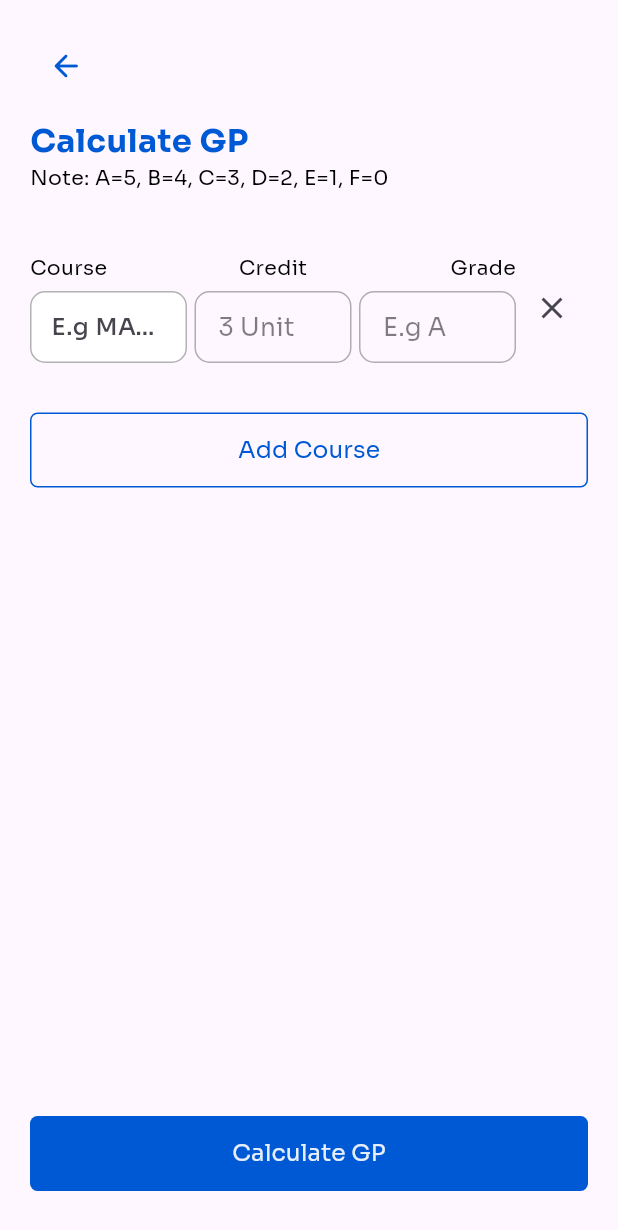
After one commit to sam-shot/cgpa_calculator, a Flutter app: the HomeView screen opened directly, after a tap on "Calculate GP", on a phone screen of 412 x 824 dp. The commit adds this screen. Shown: the top 1230 px of the screen. Run offline on Flutter 3.47's test engine with Material 3 defaults, Android fonts, the phone set to English and light mode, and no system bars; our stand-ins replace flutter_riverpod, flutter_screenutil, gap, google_fonts.

Commit message:
feat: update

```diff
--- a/lib/main.dart
+++ b/lib/main.dart
@@ -1,10 +1,11 @@
 import 'package:cgpa_calculator/ui/views/splash/splash_view.dart';
 import 'package:flutter/material.dart';
+import 'package:flutter_riverpod/flutter_riverpod.dart';
 import 'package:flutter_screenutil/flutter_screenutil.dart';
 import 'package:google_fonts/google_fonts.dart';
 
 void main() {
-  runApp(const MyApp());
+  runApp(const ProviderScope(child: MyApp()));
 }
 
 class MyApp extends StatelessWidget {
--- a/lib/ui/views/components/input.dart
+++ b/lib/ui/components/input.dart
@@ -16,6 +16,7 @@ class AppTextField extends ConsumerStatefulWidget {
   final bool isPassword;
   final Widget? suffix;
   final Widget? prefix;
+  final TextCapitalization? capitalization;
   final FocusNode? focusNode;
   final TextInputType? keyboardType;
   final Function(String)? onChanged;
@@ -39,6 +40,7 @@ class AppTextField extends ConsumerStatefulWidget {
     this.onChanged,
     this.keyboardType,
     this.maxLength,
+    this.capitalization,
     this.maxLines,
     this.minLines,
     this.radius,
@@ -62,6 +64,7 @@ class _AppTextFieldState extends ConsumerState<AppTextField> {
       enabled: !widget.isDisabled,
       onTap: widget.onTap,
       focusNode: widget.focusNode,
+      textCapitalization: widget.capitalization ?? (TextCapitalization.none),
       maxLines: checkIfPassword ? 1 : widget.maxLines ?? 1,
       style: widget.isDisabled
           ? AppTextStyles.medium(16)
@@ -84,8 +87,13 @@ class _AppTextFieldState extends ConsumerState<AppTextField> {
           filled: true,
           fillColor: AppColors.white,
           enabledBorder: OutlineInputBorder(
-            borderSide: BorderSide.none,
-            borderRadius: BorderRadius.circular(widget.radius ?? 10),
+            borderSide: BorderSide(
+              color: AppColors.black.withOpacity(.3),
+              width: 1,
+            ),
+            borderRadius: BorderRadius.circular(
+              widget.radius ?? 10,
+            ),
           ),
           border: OutlineInputBorder(
             borderSide: const BorderSide(
--- a/lib/ui/styles/typography.dart
+++ b/lib/ui/styles/typography.dart
@@ -18,4 +18,19 @@ class AppTextStyles {
         fontSize: size.sp.toDouble(),
         fontWeight: FontWeight.w500,
       );
+  static normalB(num size) => TextStyle(
+        color: AppColors.black,
+        fontSize: size.sp.toDouble(),
+        fontWeight: FontWeight.normal,
+      );
+  static boldB(num size) => TextStyle(
+        color: AppColors.black,
+        fontSize: size.sp.toDouble(),
+        fontWeight: FontWeight.w700,
+      );
+  static mediumB(num size) => TextStyle(
+        color: AppColors.black,
+        fontSize: size.sp.toDouble(),
+        fontWeight: FontWeight.w500,
+      );
 }
--- a/lib/ui/views/auth/auth_view.dart
+++ b/lib/ui/views/auth/auth_view.dart
@@ -3,7 +3,7 @@ import 'package:cgpa_calculator/core/extensions/string.extensions.dart';
 import 'package:cgpa_calculator/ui/styles/colors.dart';
 import 'package:cgpa_calculator/ui/views/auth/login_view.dart';
 import 'package:cgpa_calculator/ui/views/auth/signup_view.dart';
-import 'package:cgpa_calculator/ui/views/components/button.dart';
+import 'package:cgpa_calculator/ui/components/button.dart';
 import 'package:flutter/material.dart';
 import 'package:flutter_screenutil/flutter_screenutil.dart';
 import 'package:gap/gap.dart';
--- a/lib/ui/views/auth/login_view.dart
+++ b/lib/ui/views/auth/login_view.dart
@@ -2,8 +2,8 @@ import 'package:cgpa_calculator/core/extensions/context.extensions.dart';
 import 'package:cgpa_calculator/ui/styles/colors.dart';
 import 'package:cgpa_calculator/ui/styles/typography.dart';
 import 'package:cgpa_calculator/ui/views/bottom_nav/bottom_nav.dart';
-import 'package:cgpa_calculator/ui/views/components/button.dart';
-import 'package:cgpa_calculator/ui/views/components/input.dart';
+import 'package:cgpa_calculator/ui/components/button.dart';
+import 'package:cgpa_calculator/ui/components/input.dart';
 import 'package:flutter/material.dart';
 import 'package:gap/gap.dart';
 
--- a/lib/ui/views/auth/signup_view.dart
+++ b/lib/ui/views/auth/signup_view.dart
@@ -1,8 +1,8 @@
 import 'package:cgpa_calculator/core/extensions/context.extensions.dart';
 import 'package:cgpa_calculator/ui/styles/colors.dart';
 import 'package:cgpa_calculator/ui/styles/typography.dart';
-import 'package:cgpa_calculator/ui/views/components/button.dart';
-import 'package:cgpa_calculator/ui/views/components/input.dart';
+import 'package:cgpa_calculator/ui/components/button.dart';
+import 'package:cgpa_calculator/ui/components/input.dart';
 import 'package:flutter/material.dart';
 import 'package:gap/gap.dart';
 
--- /dev/null
+++ b/lib/ui/views/calculate_gp/calculate_gp_view.dart
@@ -0,0 +1,251 @@
+import 'package:cgpa_calculator/core/extensions/context.extensions.dart';
+import 'package:cgpa_calculator/ui/components/button.dart';
+import 'package:cgpa_calculator/ui/components/input.dart';
+import 'package:cgpa_calculator/ui/styles/colors.dart';
+import 'package:cgpa_calculator/ui/styles/typography.dart';
+import 'package:cgpa_calculator/ui/views/calculate_gp/gp_provider.dart';
+import 'package:flutter/material.dart';
+import 'package:flutter_riverpod/flutter_riverpod.dart';
+import 'package:gap/gap.dart';
+
+class CalculateGPView extends ConsumerWidget {
+  const CalculateGPView({super.key});
+
+  @override
+  Widget build(BuildContext context, WidgetRef ref) {
+    return Scaffold(
+      body: SafeArea(
+        child: Padding(
+          padding: const EdgeInsets.symmetric(horizontal: 20),
+          child: Column(
+            crossAxisAlignment: CrossAxisAlignment.start,
+            children: [
+              const Gap(20),
+              IconButton(
+                onPressed: () => context.pop(),
+                icon: const Icon(
+                  Icons.arrow_back_rounded,
+                  color: AppColors.primary,
+                ),
+              ),
+              const Gap(10),
+              Text(
+                "Calculate GP",
+                style: AppTextStyles.bold(22).copyWith(
+                  color: AppColors.primary,
+                ),
+              ),
+              Text(
+                "Note: A=5, B=4, C=3, D=2, E=1, F=0",
+                style: AppTextStyles.normalB(14),
+              ),
+              const Gap(40),
+              ref.watch(gpController).when(
+                    data: (data) => Expanded(
+                      child: SingleChildScrollView(
+                        child: Column(
+                          children: [
+                            ...data.map((e) => Padding(
+                                  padding: const EdgeInsets.only(bottom: 13),
+                                  child:
+                                      GradeRow(data: e, index: data.indexOf(e)),
+                                )),
+                            const Gap(20),
+                            AppButton(
+                              text: "Add Course",
+                              type: ButtonType.outlined,
+                              color: AppColors.primary,
+                              onPressed: () =>
+                                  ref.read(gpController.notifier).addCourse(),
+                            ),
+                          ],
+                        ),
+                      ),
+                    ),
+                    error: (error, stackTrace) => const Text("data"),
+                    loading: () => const Text("data"),
+                  ),
+              const Gap(20),
+              AppButton(
+                text: "Calculate GP",
+                onPressed: () {},
+              ),
+              const Gap(30),
+            ],
+          ),
+        ),
+      ),
+    );
+  }
+}
+
+class GradeRow extends ConsumerStatefulWidget {
+  final Map<String, dynamic> data;
+  final int index;
+
+  const GradeRow({
+    super.key,
+    required this.data,
+    required this.index,
+  });
+
+  @override
+  ConsumerState<GradeRow> createState() => _GradeRowState();
+}
+
+class _GradeRowState extends ConsumerState<GradeRow> {
+  late TextEditingController course;
+  int? credit;
+  String? grade;
+  @override
+  void initState() {
+    super.initState();
+    course = TextEditingController(text: widget.data['course'] ?? '');
+  }
+
+  @override
+  Widget build(BuildContext context) {
+    return Row(
+      crossAxisAlignment: CrossAxisAlignment.center,
+      children: [
+        Expanded(
+          child: Column(
+            crossAxisAlignment: CrossAxisAlignment.start,
+            children: [
+              Text(
+                "Course",
+                style: AppTextStyles.normalB(14),
+              ),
+              const Gap(5),
+              AppTextField(
+                controller: course,
+                hint: "E.g MAT 113",
+                capitalization: TextCapitalization.characters,
+                onChanged: (e) {
+                  ref.read(gpController.notifier).updateCourse(widget.index, e);
+                },
+              ),
+            ],
+          ),
+        ),
+        const Gap(5),
+        Expanded(
+          child: Column(
+            children: [
+              Text(
+                "Credit",
+                style: AppTextStyles.normalB(14),
+              ),
+              const Gap(5),
+              DropdownButtonFormField(
+                value: credit,
+                items: [1, 2, 3, 4]
+                    .map((e) => DropdownMenuItem(
+                          value: e,
+                          child:
+                              Text("$e unit", style: AppTextStyles.normalB(17)),
+                        ))
+                    .toList(),
+                padding: EdgeInsets.zero,
+                icon: const SizedBox(),
+                hint: Text(
+                  "3 Unit",
+                  style: AppTextStyles.normalB(17)
+                      .copyWith(color: AppColors.black.withOpacity(0.5)),
+                ),
+                decoration: InputDecoration(
+                  isDense: true,
+                  enabledBorder: OutlineInputBorder(
+                    borderSide: BorderSide(
+                      color: AppColors.black.withOpacity(.3),
+                      width: 1,
+                    ),
+                    borderRadius: BorderRadius.circular(
+                      10,
+                    ),
+                  ),
+                  focusedBorder: OutlineInputBorder(
+                    borderSide: const BorderSide(
+                      color: AppColors.primary,
+                      width: 0,
+                    ),
+                    borderRadius: BorderRadius.circular(10),
+                  ),
+                ),
+                onChanged: (value) {
+                  credit = value;
+                  ref
+                      .read(gpController.notifier)
+                      .updateCredit(widget.index, value!);
+                },
+              ),
+            ],
+          ),
+        ),
+        const Gap(5),
+        Expanded(
+          child: Column(
+            crossAxisAlignment: CrossAxisAlignment.end,
+            children: [
+              Text(
+                "Grade",
+                style: AppTextStyles.normalB(14),
+              ),
+              const Gap(5),
+              DropdownButtonFormField(
+                value: grade,
+                items: ['A', 'B', 'C', 'D', 'E', 'F']
+                    .map((e) => DropdownMenuItem(
+                          value: e,
+                          child: Text(e, style: AppTextStyles.normalB(17)),
+                        ))
+                    .toList(),
+                padding: EdgeInsets.zero,
+                icon: const SizedBox(),
+                hint: Text(
+                  "E.g A",
+                  style: AppTextStyles.normalB(17)
+                      .copyWith(color: AppColors.black.withOpacity(0.5)),
+                  overflow: TextOverflow.ellipsis,
+                ),
+                decoration: InputDecoration(
+                  isDense: true,
+                  enabledBorder: OutlineInputBorder(
+                    borderSide: BorderSide(
+                      color: AppColors.black.withOpacity(.3),
+                      width: 1,
+                    ),
+                    borderRadius: BorderRadius.circular(
+                      10,
+                    ),
+                  ),
+                  focusedBorder: OutlineInputBorder(
+                    borderSide: const BorderSide(
+                      color: AppColors.primary,
+                      width: 0,
+                    ),
+                    borderRadius: BorderRadius.circular(10),
+                  ),
+                ),
+                onChanged: (value) {
+                  grade = value;
+                  ref
+                      .read(gpController.notifier)
+                      .updateGrade(widget.index, value);
+                },
+              ),
+            ],
+          ),
+        ),
+        Center(
+          child: IconButton(
+            onPressed: ()=>ref.read(gpController.notifier).removeCourse(widget.index),
+            icon: const Icon(
+              Icons.close,
+            ),
+          ),
+        ),
+      ],
+    );
+  }
+}
--- /dev/null
+++ b/lib/ui/views/calculate_gp/gp_provider.dart
@@ -0,0 +1,47 @@
+import 'package:flutter_riverpod/flutter_riverpod.dart';
+
+final gpController =
+    StateNotifierProvider<GpProvider, AsyncValue<List<Map<String, dynamic>>>>(
+        (ref) {
+  return GpProvider();
+});
+
+class GpProvider extends StateNotifier<AsyncValue<List<Map<String, dynamic>>>> {
+  GpProvider()
+      : super(const AsyncData([
+          {"course": null, "credit": null, "grade": null}
+        ]));
+
+  void addCourse() {
+    state = AsyncData(List.from(state.value!)
+      ..add({"course": null, "credit": null, "grade": null}));
+  }
+
+  void removeCourse(int index) {
+    List<Map<String, dynamic>> test = state.value!;
+    test.removeAt(index);
+    print(test);
+    state = AsyncData(test);
+  }
+
+  void reset() {
+    state = const AsyncData([
+      {"course": null, "credit": null, "grade": null}
+    ]);
+  }
+
+  void updateCourse(index, data) {
+    state.value![index]['course'] = data.toString().toUpperCase();
+    print(state);
+  }
+
+  void updateCredit(index, int data) {
+    state.value![index]['credit'] = data;
+    print(state);
+  }
+
+  void updateGrade(index, data) {
+    state.value![index]['grade'] = data.toString();
+    print(state);
+  }
+}
--- a/lib/ui/views/home/home_view.dart
+++ b/lib/ui/views/home/home_view.dart
@@ -1,6 +1,10 @@
+import 'package:cgpa_calculator/core/extensions/context.extensions.dart';
 import 'package:cgpa_calculator/ui/styles/colors.dart';
 import 'package:cgpa_calculator/ui/styles/typography.dart';
+import 'package:cgpa_calculator/ui/views/calculate_gp/calculate_gp_view.dart';
+import 'package:cgpa_calculator/ui/views/calculate_gp/gp_provider.dart';
 import 'package:flutter/material.dart';
+import 'package:flutter_riverpod/flutter_riverpod.dart';
 import 'package:gap/gap.dart';
 
 class HomeView extends StatelessWidget {
@@ -29,7 +33,15 @@ class HomeView extends StatelessWidget {
                   Gap(10),
                   HomeTile(),
                 ],
-              )
+              ),
+              const Gap(10),
+              const Row(
+                children: [
+                  HomeTile(),
+                  Gap(10),
+                  HomeTile(),
+                ],
+              ),
             ],
           ),
         ),
@@ -46,6 +58,13 @@ class HomeTile extends StatelessWidget {
   @override
   Widget build(BuildContext context) {
     return Expanded(
+      child: Consumer(
+        builder: (context, ref,_) {
+          return GestureDetector(
+            onTap: () {
+              ref.read(gpController.notifier).reset();
+              context.push(const CalculateGPView());
+            },
             child: Container(
               padding: const EdgeInsets.all(10),
               width: double.infinity,
@@ -70,4 +89,7 @@ class HomeTile extends StatelessWidget {
             ),
           );
         }
+      ),
+    );
   }
+}
```
Also changed, not shown: lib/ui/components/button.dart (renamed from lib/ui/views/components/button.dart). Lines whose indentation alone changed are shown as unchanged.
